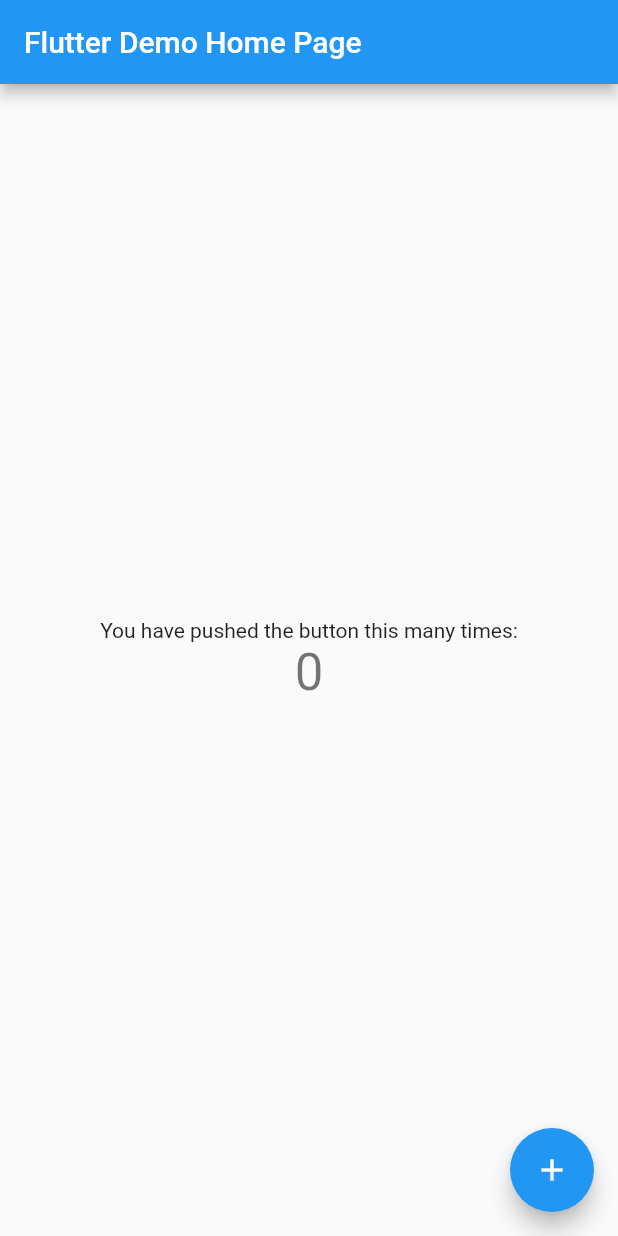
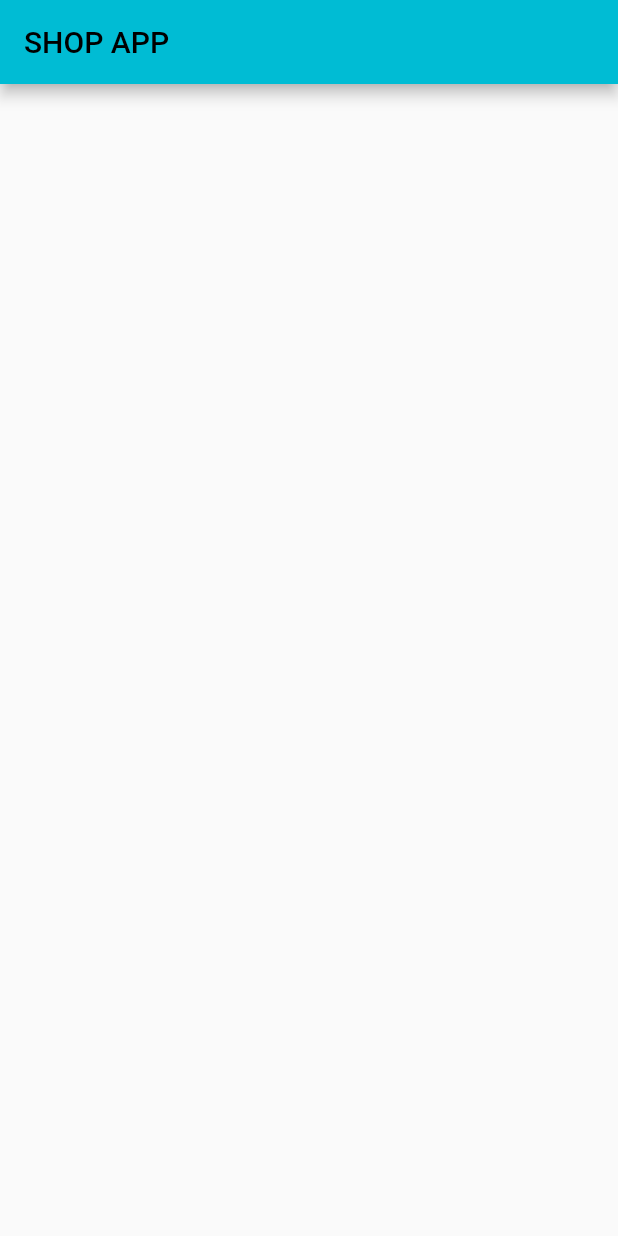
Before and after one commit to bineshburjamagar/statemanagement-flutter, a Flutter app: the screen it shows after launch, on a phone screen of 412 x 824 dp. Run offline on Flutter 3.47's test engine with Material 2 defaults, Android fonts, the phone set to English and light mode, and no system bars.

```diff
--- a/shop_app/lib/main.dart
+++ b/shop_app/lib/main.dart
@@ -1,4 +1,5 @@
 import 'package:flutter/material.dart';
+import 'package:shop_app/screens/home.dart';
 
 void main() {
   runApp(const MyApp());
@@ -11,105 +12,12 @@ class MyApp extends StatelessWidget {
   @override
   Widget build(BuildContext context) {
     return MaterialApp(
-      title: 'Flutter Demo',
+      title: 'Shop App',
+      debugShowCheckedModeBanner: false,
       theme: ThemeData(
-        // This is the theme of your application.
-        //
-        // Try running your application with "flutter run". You'll see the
-        // application has a blue toolbar. Then, without quitting the app, try
-        // changing the primarySwatch below to Colors.green and then invoke
-        // "hot reload" (press "r" in the console where you ran "flutter run",
-        // or simply save your changes to "hot reload" in a Flutter IDE).
-        // Notice that the counter didn't reset back to zero; the application
-        // is not restarted.
-        primarySwatch: Colors.blue,
+        primarySwatch: Colors.cyan,
       ),
-      home: const MyHomePage(title: 'Flutter Demo Home Page'),
+      home: const MyHomePage(),
     );
   }
 }
-
-class MyHomePage extends StatefulWidget {
-  const MyHomePage({Key? key, required this.title}) : super(key: key);
-
-  // This widget is the home page of your application. It is stateful, meaning
-  // that it has a State object (defined below) that contains fields that affect
-  // how it looks.
-
-  // This class is the configuration for the state. It holds the values (in this
-  // case the title) provided by the parent (in this case the App widget) and
-  // used by the build method of the State. Fields in a Widget subclass are
-  // always marked "final".
-
-  final String title;
-
-  @override
-  State<MyHomePage> createState() => _MyHomePageState();
-}
-
-class _MyHomePageState extends State<MyHomePage> {
-  int _counter = 0;
-
-  void _incrementCounter() {
-    setState(() {
-      // This call to setState tells the Flutter framework that something has
-      // changed in this State, which causes it to rerun the build method below
-      // so that the display can reflect the updated values. If we changed
-      // _counter without calling setState(), then the build method would not be
-      // called again, and so nothing would appear to happen.
-      _counter++;
-    });
-  }
-
-  @override
-  Widget build(BuildContext context) {
-    // This method is rerun every time setState is called, for instance as done
-    // by the _incrementCounter method above.
-    //
-    // The Flutter framework has been optimized to make rerunning build methods
-    // fast, so that you can just rebuild anything that needs updating rather
-    // than having to individually change instances of widgets.
-    return Scaffold(
-      appBar: AppBar(
-        // Here we take the value from the MyHomePage object that was created by
-        // the App.build method, and use it to set our appbar title.
-        title: Text(widget.title),
-      ),
-      body: Center(
-        // Center is a layout widget. It takes a single child and positions it
-        // in the middle of the parent.
-        child: Column(
-          // Column is also a layout widget. It takes a list of children and
-          // arranges them vertically. By default, it sizes itself to fit its
-          // children horizontally, and tries to be as tall as its parent.
-          //
-          // Invoke "debug painting" (press "p" in the console, choose the
-          // "Toggle Debug Paint" action from the Flutter Inspector in Android
-          // Studio, or the "Toggle Debug Paint" command in Visual Studio Code)
-          // to see the wireframe for each widget.
-          //
-          // Column has various properties to control how it sizes itself and
-          // how it positions its children. Here we use mainAxisAlignment to
-          // center the children vertically; the main axis here is the vertical
-          // axis because Columns are vertical (the cross axis would be
-          // horizontal).
-          mainAxisAlignment: MainAxisAlignment.center,
-          children: <Widget>[
-            const Text(
-              'You have pushed the button this many times:',
-            ),
-            Text(
-              '$_counter',
-              style: Theme.of(context).textTheme.headline4,
-            ),
-          ],
-        ),
-      ),
-      floatingActionButton: FloatingActionButton(
-        onPressed: _incrementCounter,
-        tooltip: 'Increment',
-        child: const Icon(Icons.add),
-      ), // This trailing comma makes auto-formatting nicer for build methods.
-    );
-  }
-}
--- /dev/null
+++ b/shop_app/lib/screens/home.dart
@@ -0,0 +1,20 @@
+import 'package:flutter/material.dart';
+
+class MyHomePage extends StatefulWidget {
+  const MyHomePage({Key? key}) : super(key: key);
+
+  @override
+  State<MyHomePage> createState() => _MyHomePageState();
+}
+
+class _MyHomePageState extends State<MyHomePage> {
+  @override
+  Widget build(BuildContext context) {
+    return Scaffold(
+      appBar: AppBar(
+        title: const Text('SHOP APP'),
+      ),
+      body: const Center(),
+    );
+  }
+}
```
Also changed, not shown: shop_app/lib/models/products.dart (added, +16 -0 lines).
